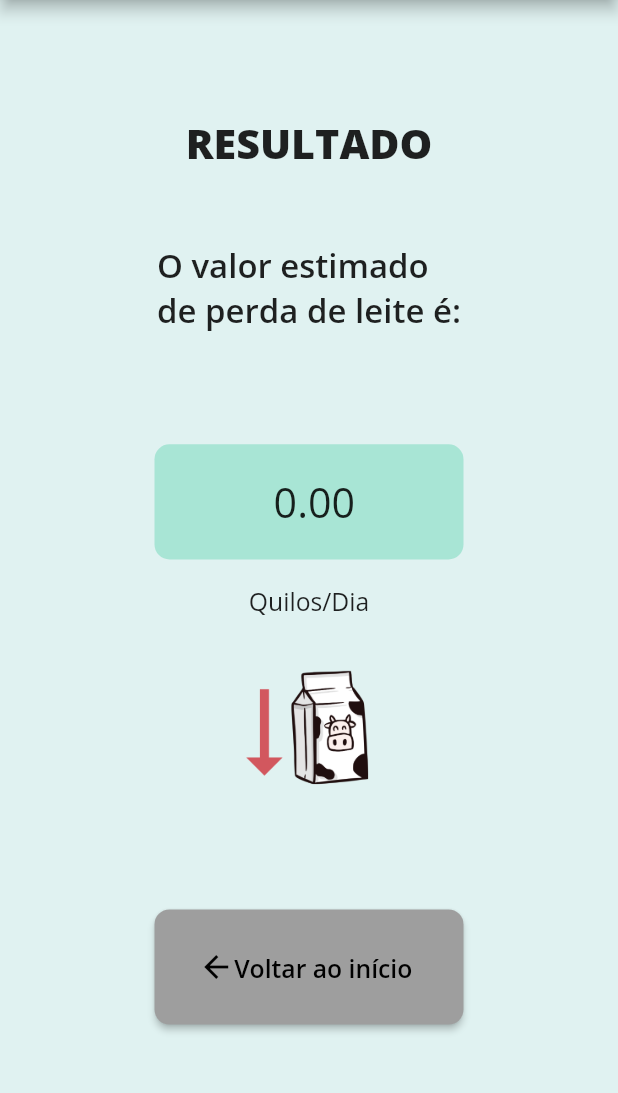
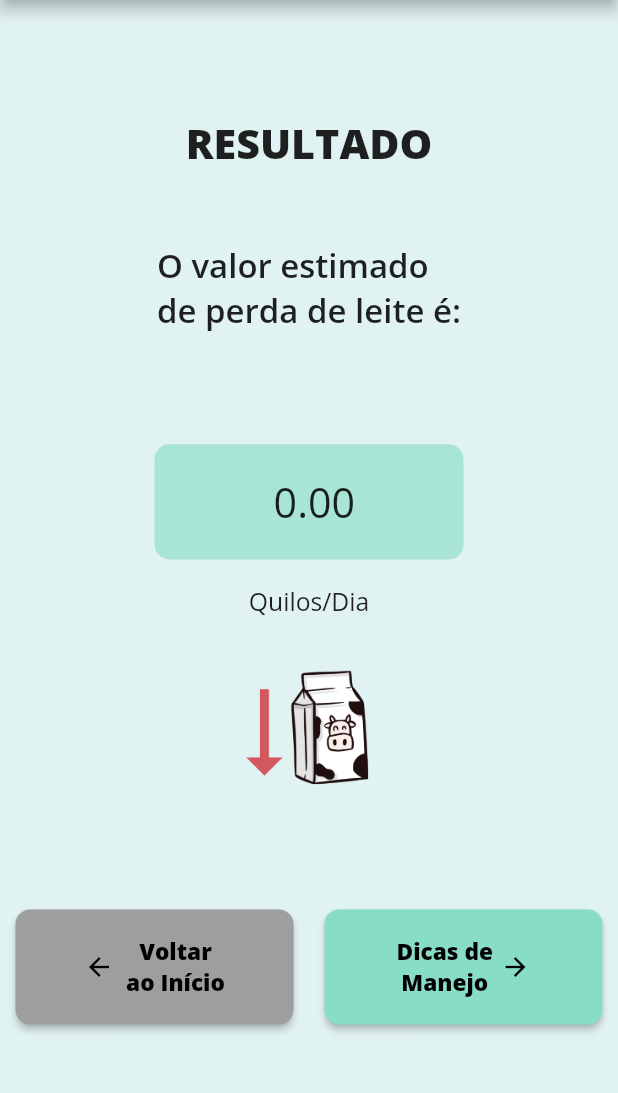
Before and after one commit to GabrielaMP00/app-bovconfort, a Flutter app: the Resultado_leite screen opened directly, on a phone screen of 412 x 824 dp, the part 84-1177 px from its top. Run offline on Flutter 3.47's test engine with Material 2 defaults, Android fonts, the phone set to English and light mode, and no system bars; our stand-ins replace auto_size_text, google_fonts, sizer.

Commit message:
botão dicas manejo

```diff
--- a/lib/resultado_leite.dart
+++ b/lib/resultado_leite.dart
@@ -1,6 +1,7 @@
 
 import 'package:appbovconfort/dados.dart';
 import 'package:appbovconfort/faixa2.dart';
+import 'package:appbovconfort/mitigar_efeitos.dart';
 import 'package:flutter/material.dart';
 import 'package:flutter/services.dart';
 import 'package:sizer/sizer.dart';
@@ -32,12 +33,21 @@ class _HomeState extends State<Resultado_leite> {
         MediaQuery.of(context).padding.top;
     final ButtonStyle botaoCalcular = ElevatedButton.styleFrom(
         foregroundColor: Colors.black,
+        backgroundColor: const Color.fromRGBO(136, 221, 198, 1),
+        minimumSize: const Size(88, 36),
+        padding: const EdgeInsets.symmetric(horizontal: 16),
+        shape: const RoundedRectangleBorder(
+          borderRadius: BorderRadius.all(Radius.circular(10)),
+        ));
+      final ButtonStyle botaoAdicionar = ElevatedButton.styleFrom(
+      foregroundColor: Colors.black,
       backgroundColor: Colors.grey,
       minimumSize: const Size(88, 36),
       padding: const EdgeInsets.symmetric(horizontal: 16),
       shape: const RoundedRectangleBorder(
         borderRadius: BorderRadius.all(Radius.circular(10)),
-        ));
+      ),
+    );
     return Scaffold(
         backgroundColor: Colors.teal[50],
         appBar: appBar,
@@ -91,35 +101,62 @@ class _HomeState extends State<Resultado_leite> {
                   height: screenHeight * .2,
                   child: new Image.asset('assets/perdaleite.png')),
                 SizedBox(height: size.height*.05),
+              Row(
+                mainAxisAlignment: MainAxisAlignment.center,
+                children: <Widget>[
                   Container(
-              width: size.width * .5,
+                      width: size.width * .45,
+                      height: screenHeight * .1,
+                      //margin: EdgeInsets.only(bottom: screenHeight*.12),
+                      child: ElevatedButton.icon(
+                        style: botaoAdicionar,
+                        onPressed: () {
+                          Navigator.of(context).popUntil((route) => route.isFirst);
+                        },
+                        icon: Icon(
+                          Icons.arrow_back,
+                          size: 20,
+                        ),
+                        label: Text('Voltar\nao Início',
+                            textAlign: TextAlign.center,
+                            style: TextStyle(
+                              fontSize: 11.sp,
+                              fontWeight: FontWeight.w800,
+                            )),
+                      )),
+                  SizedBox(width: size.width * .05),
+                  Container(
+                      width: size.width * .45,
                       height: screenHeight * .1,
                       child: ElevatedButton(
                         style: botaoCalcular,
                         onPressed: () {
-                  Navigator.of(context).popUntil((route) => route.isFirst);
+                          Navigator.push(
+                              context,
+                              MaterialPageRoute(
+                                  builder: (context) => const Mitigar_Efeitos()));
                         },
                          child: Row(
                       mainAxisSize: MainAxisSize.min,
                       children: [
-                     Icon(
-                      // <-- Icon
-                      Icons.arrow_back,
-                      size: 24.0,
-                    ),
-                    Text('Voltar ao início',
+                        Text('Dicas de\nManejo',
                         textAlign: TextAlign.center,
                         style: TextStyle(
-                          fontSize: 12.sp,
-                          fontWeight: FontWeight.w600,
+                          fontSize: 11.sp,
+                          fontWeight: FontWeight.w800,
                         )), // <-- Text
                         SizedBox(
                           width: 5,
                         ),
-
+                        Icon(
+                          // <-- Icon
+                          Icons.arrow_forward,
+                          size: 20.0,
+                        ),
                       ],
                     ),
-              ),
+                      )),
+                ],
               ),
               SizedBox(height: screenHeight * .01),
             ])));
```
Also changed, not shown: lib/mitigar_efeitos.dart (+13 -2 lines). Lines whose indentation alone changed are shown as unchanged.
